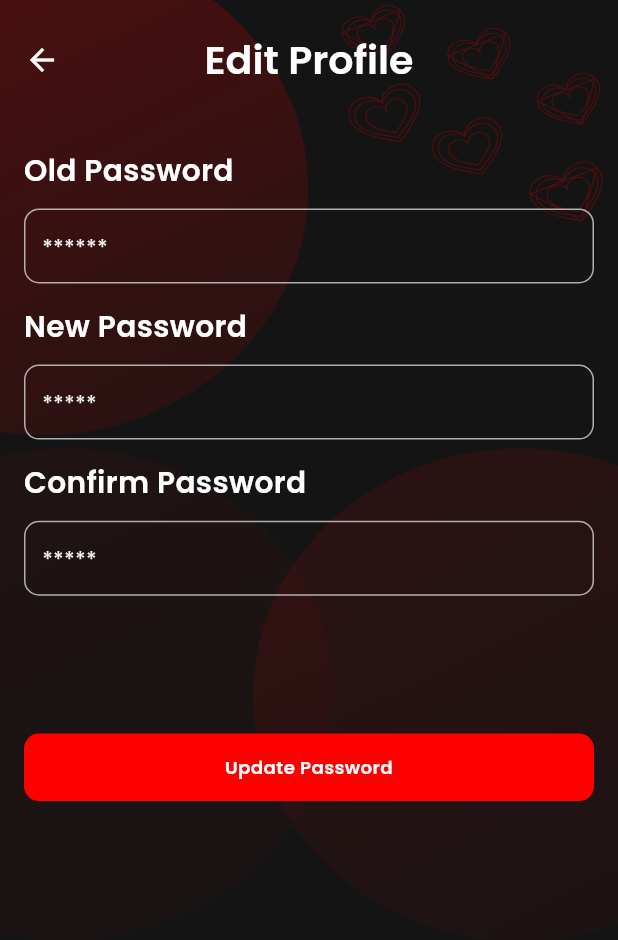
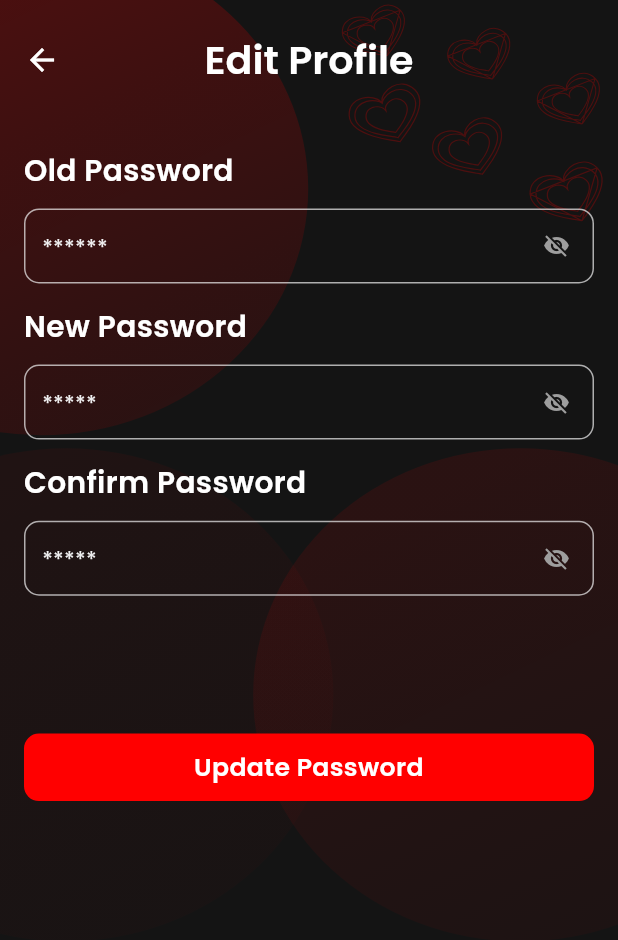
Before and after one commit to nahidshuvo1802/Red_Squeaks_App-main, a Flutter app: the SettingScreen screen opened by its route, after a tap on "Change password", on a phone screen of 412 x 824 dp. Shown: the top 940 px of the screen. Run offline on Flutter 3.47's test engine with Material 3 defaults, Android fonts, the phone set to English and light mode, and no system bars; our stand-ins replace cached_network_image, flutter_screenutil, flutter_spinkit, flutter_svg, fluttertoast, get and 8 more; accounts and stored records are empty; network calls fail.

```diff
--- a/lib/service/api_url.dart
+++ b/lib/service/api_url.dart
@@ -24,9 +24,10 @@ class ApiUrl {
 
   static const String getMyProfile = "/api/v1/auth/myprofile";
   static const String updateMyProfile = "/api/v1/auth/update_my_profile";
-   static String updateUserProfile ="/api/v1/auth/update_my_profile";
-     static String updateProfile  ="/api/v1/auth/update_my_profile";
-       static String updateProfileImage = "/api/v1/auth/update_my_profile";
+  static String updateUserProfile ="/api/v1/auth/update_my_profile";
+  static String updateProfile  ="/api/v1/auth/update_my_profile";
+  static String updateProfileImage = "/api/v1/auth/update_my_profile";
+  static String deleteProfile ({required String userId}) => "/api/v1/auth/delete_account/$userId";
 
 
   ///====================Social Feed =========================================
@@ -215,9 +216,11 @@ class ApiUrl {
       "/wishlist/retrive/user/$userId"; // Get wish list
   static String deleteWishList({required String userId}) => "/wishlist/delete";
 
+
+
   //======================================Change Password===============================================
 
-  static const String changePassword = "/auth/change-password";
+  static const String changePassword = "/api/v1/user/change_password";
 
   //============================= Next Appointment ==========================
 
--- a/lib/utils/app_strings/app_strings.dart
+++ b/lib/utils/app_strings/app_strings.dart
@@ -12,6 +12,8 @@ class   AppStrings {
   static const String emailConfirmationTitle = "Enter Your Email for verification.";
   static const String enter4DigitsTitle = "Enter the 4 digits code that you received on your email";
   static const String passwordNotMatch = "Passwords do not match";
+  static const String enteryoulocation = "Enter Your Location";
+  static const String location = "Location";
 
   //================== Custom Controller String ===================//
   static const String item = "Item";
--- a/lib/view/screens/authentication/create_account_screen/create_account_screen_social..dart
+++ b/lib/view/screens/authentication/create_account_screen/create_account_screen_.dart
@@ -58,6 +58,11 @@ class CreateAccountScreenSocial extends StatelessWidget {
                     controller: authController.nameController,
                   ),
                   CustomFormCard(
+                    title: AppStrings.location,
+                    hintText: AppStrings.enteryoulocation,
+                    controller: authController.locationController,
+                  ),
+                   CustomFormCard(
                     title: AppStrings.email,
                     hintText: AppStrings.enterYourEmail,
                     controller: authController.emailController,
@@ -88,6 +93,7 @@ class CreateAccountScreenSocial extends StatelessWidget {
                             : () {
                                 authController.socialAuth(
                                     name: authController.emailController.value.text,
+                                    location : authController.locationController.value.text,
                                     email: authController.emailController.value.text,
                                     photo: AppConstants.profileImage,
                                     provider: "appleAuth"
--- a/lib/view/screens/authentication/login_screen/login_screen.dart
+++ b/lib/view/screens/authentication/login_screen/login_screen.dart
@@ -7,7 +7,8 @@ import 'package:hide_and_squeaks/utils/app_strings/app_strings.dart';
 import 'package:hide_and_squeaks/view/components/custom_button/custom_button.dart';
 import 'package:hide_and_squeaks/view/components/custom_from_card/custom_from_card.dart';
 import 'package:hide_and_squeaks/view/components/custom_text/custom_text.dart';
-import 'package:hide_and_squeaks/view/screens/authentication/create_account_screen/create_account_screen_social..dart';
+import 'package:hide_and_squeaks/view/screens/authentication/create_account_screen/create_account_screen.dart';
+import 'package:hide_and_squeaks/view/screens/authentication/create_account_screen/create_account_screen_.dart';
 import '../../../../core/app_routes/app_routes.dart';
 import '../../../../utils/app_images/app_images.dart';
 import '../../../components/custom_image/custom_image.dart';
@@ -160,7 +161,7 @@ class LoginScreen extends StatelessWidget {
                       GestureDetector(
                         onTap: () {
                           final authProvider = provider;
-                          Get.to( CreateAccountScreenSocial(provider:authProvider));
+                          Get.to( CreateAccountScreen());
                         },
                         child: CustomText(
                           text: AppStrings.signUp,
--- a/lib/view/screens/home/profile_screen/model/profile_model.dart
+++ b/lib/view/screens/home/profile_screen/model/profile_model.dart
@@ -35,6 +35,7 @@ class MyProfileModel {
 class ProfileData {
   final String? id;
   final String? name;
+  final String? location;
   final String? email;
   final String? phoneNumber;
   final String? photo;
@@ -42,6 +43,7 @@ class ProfileData {
   ProfileData({
     this.id,
     this.name,
+    this.location,
     this.email,
     this.phoneNumber,
     this.photo,
@@ -50,6 +52,7 @@ class ProfileData {
   factory ProfileData.fromJson(Map<String, dynamic> json) => ProfileData(
         id: json["_id"] ?? json["id"],
         name: json["name"],
+        location: json['location'],
         email: json["email"],
         phoneNumber: json["phoneNumber"],
         photo: json["photo"],
@@ -58,6 +61,7 @@ class ProfileData {
   Map<String, dynamic> toJson() => {
         "_id": id,
         "name": name,
+        "location" : location,
         "email": email,
         "phoneNumber": phoneNumber,
         "photo": photo,
--- a/lib/view/screens/home/profile_screen/profile_screen.dart
+++ b/lib/view/screens/home/profile_screen/profile_screen.dart
@@ -81,7 +81,7 @@ class _ProfileScreenState extends State<ProfileScreen> {
                   ),
 
                   CustomText(
-                    text: "Bangladesh",
+                    text: profileController.profileModel.value?.data?.location??"",
                     fontSize: 16.w,
                     fontWeight: FontWeight.w400,
                   ),
--- a/lib/view/screens/setting/change_password_screen/change_password_screen.dart
+++ b/lib/view/screens/setting/change_password_screen/change_password_screen.dart
@@ -1,18 +1,26 @@
 import 'package:flutter/material.dart';
 import 'package:flutter_screenutil/flutter_screenutil.dart';
+import 'package:get/get.dart';
+import 'package:get/get_core/src/get_main.dart';
+import 'package:hide_and_squeaks/utils/ToastMsg/toast_message.dart';
+import 'package:hide_and_squeaks/view/screens/authentication/controller/auth_controller.dart';
 
 import '../../../../utils/app_images/app_images.dart';
 import '../../../components/custom_button/custom_button.dart';
 import '../../../components/custom_from_card/custom_from_card.dart';
 import '../../../components/custom_image/custom_image.dart';
 import '../../../components/custom_royel_appbar/custom_royel_appbar.dart';
+
 class ChangePasswordScreen extends StatelessWidget {
-  const ChangePasswordScreen({super.key});
+  ChangePasswordScreen({super.key});
+
+  AuthController controller = Get.put(AuthController());
 
   @override
   Widget build(BuildContext context) {
     return Scaffold(
-      body: Stack(
+      body: SingleChildScrollView(
+        child: Stack(
           children: [
             CustomImage(
               imageSrc: AppImages.backgroundImage,
@@ -28,7 +36,9 @@ class ChangePasswordScreen extends StatelessWidget {
                 CustomRoyelAppbar(
                   titleName: "Edit Profile",
                 ),
-              SizedBox(height: 20.h,),
+                SizedBox(
+                  height: 20.h,
+                ),
                 Padding(
                   padding: const EdgeInsets.symmetric(horizontal: 16.0),
                   child: Column(
@@ -36,25 +46,51 @@ class ChangePasswordScreen extends StatelessWidget {
                       CustomFormCard(
                         title: "Old Password",
                         hintText: "******",
-                       controller: TextEditingController()),
+                        controller: controller.oldPassword,
+                        isPassword: true,
+                      ),
                       CustomFormCard(
                         title: "New Password",
                         hintText: "*****",
-                       controller: TextEditingController()),
+                        controller: controller.newPassword,
+                        isPassword: true,
+                      ),
                       CustomFormCard(
+                          isPassword: true,
                           title: "Confirm Password",
                           hintText: "*****",
-                       controller: TextEditingController()),
-                   SizedBox(height: 80.h,),
-                   CustomButton(onTap: (){}, title: "Update Password",)
+                          controller: controller.confirmNewPassword),
+                      SizedBox(
+                        height: 80.h,
+                      ),
+
+                      Obx(() =>
+                        CustomButton(
+                          onTap: () {
+                            if (controller.newPassword.text !=
+                                controller.confirmNewPassword.value.text) {
+                              showCustomSnackBar("Passwords Doesn't Match");
+                            }
+                            controller.changePassword(
+                                oldPassword:
+                                    controller.oldPassword.value.text.toString(),
+                                newPassword:
+                                    controller.newPassword.value.text.toString());
+                          },
+                          title: controller.isChangePasswordLoading == false
+                              ? "Update Password"
+                              : "Updating Password...",
+                          fontSize: 16,
+                        ),
+                      )
                     ],
                   ),
                 )
-
               ],
             )
           ],
         ),
+      ),
     );
   }
 }
--- a/lib/view/screens/setting/edit_profile_setting/controller/edit_profile_controller.dart
+++ b/lib/view/screens/setting/edit_profile_setting/controller/edit_profile_controller.dart
@@ -10,6 +10,7 @@ import 'package:hide_and_squeaks/service/api_url.dart';
 import 'package:hide_and_squeaks/utils/ToastMsg/toast_message.dart';
 import 'package:hide_and_squeaks/utils/app_const/app_const.dart';
 import 'package:hide_and_squeaks/view/screens/home/home_screen/home_screen.dart';
+import 'package:hide_and_squeaks/view/screens/home/profile_screen/profile_screen.dart';
 import 'package:image_picker/image_picker.dart';
 
 class EditProfileController extends GetxController {
@@ -123,6 +124,7 @@ class EditProfileController extends GetxController {
     if (response.statusCode == 200) {
       userUpdateLoading.value = false;
       Get.snackbar("Success", "Profile updated successfully.");
+       Get.to(ProfileScreen());
       selectedImage.value = null;
     } else {
       Get.snackbar("Error", "Failed to update profile.");
--- a/lib/view/screens/setting/setting_screen/setting_screen.dart
+++ b/lib/view/screens/setting/setting_screen/setting_screen.dart
@@ -41,7 +41,7 @@ class SettingScreen extends StatelessWidget {
                 ),
                 CustomNetworkImage(
                   imageUrl:  ImageHandler.imagesHandle(
-                  profileController.profileModel.value?.data?.photo.toString(),
+                  profileController.profileModel.value?.data?.photo,
                 ),
                   height: 140.h,
                   width: 140.w,
@@ -119,12 +119,19 @@ class SettingScreen extends StatelessWidget {
                   title: "Log Out",
                 ),
                 SizedBox(height: 30.h,),
-                CustomSettingList(
-                  showArrow: false,
-                  onTap: (){},
-                  icon: Icons.delete,
-                  color: AppColors.red,
-                  title: "Delete Account",
+
+                Obx(() =>
+                  CustomSettingList(
+                    showArrow: false,
+                    onTap: (){
+                      final userId = profileController.profileModel.value?.data?.id??"";
+                      debugPrint("===================================> ${userId}");
+                      profileController.deleteProfile(userId : userId );
+                    },
+                    icon: Icons.delete,
+                    color: AppColors.red,
+                    title: profileController.isDeleteProfileLoading == false ? "Delete Account" : "Deleting Profile...",
+                  ),
                 ),
               ],
             )
```
Also changed, not shown: lib/view/screens/authentication/controller/auth_controller.dart (+67 -3 lines), lib/view/screens/authentication/create_account_screen/create_account_screen.dart (+7 -0 lines), lib/view/screens/home/profile_screen/controller/profile_controller.dart (+30 -0 lines), lib/view/screens/home/social_screen/social_screen.dart (+37 -25 lines), lib/view/screens/home/social_screen/widget/custom_social_card.dart (+95 -55 lines), lib/view/screens/setting/edit_profile_setting/edit_profile_setting.dart (+7 -4 lines), lib/view/screens/setting/controller/misc_controller.dart (added), lib/view/screens/setting/model/misc_model.dart (added). Lines whose indentation alone changed are shown as unchanged.
